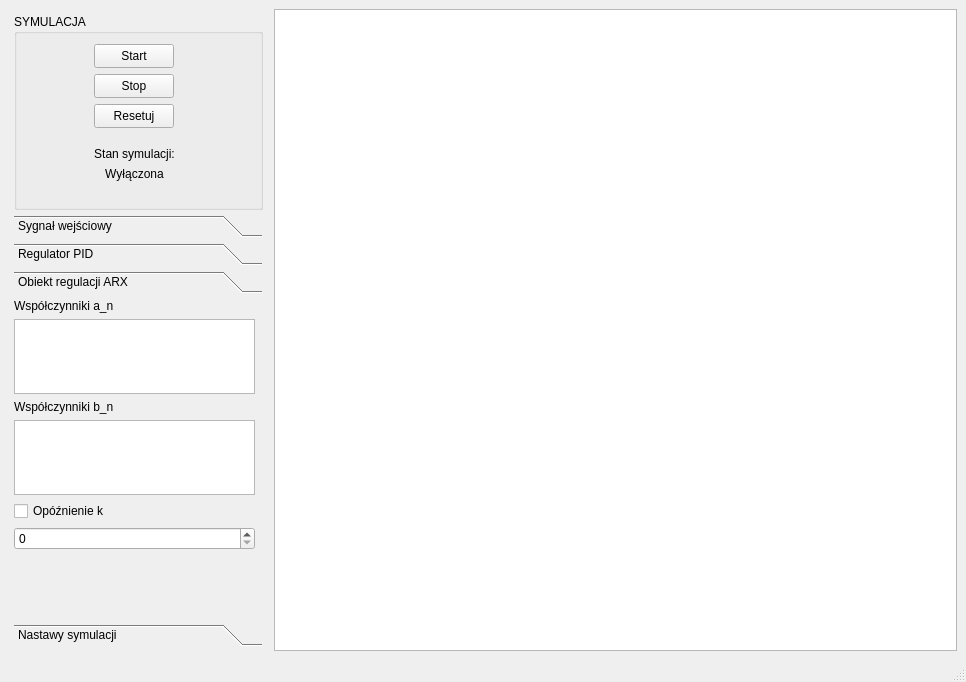
Before: the Qt Designer form pk-project/mainwindow.ui in MateuszRym/pk-project, drawn with Qt 5.
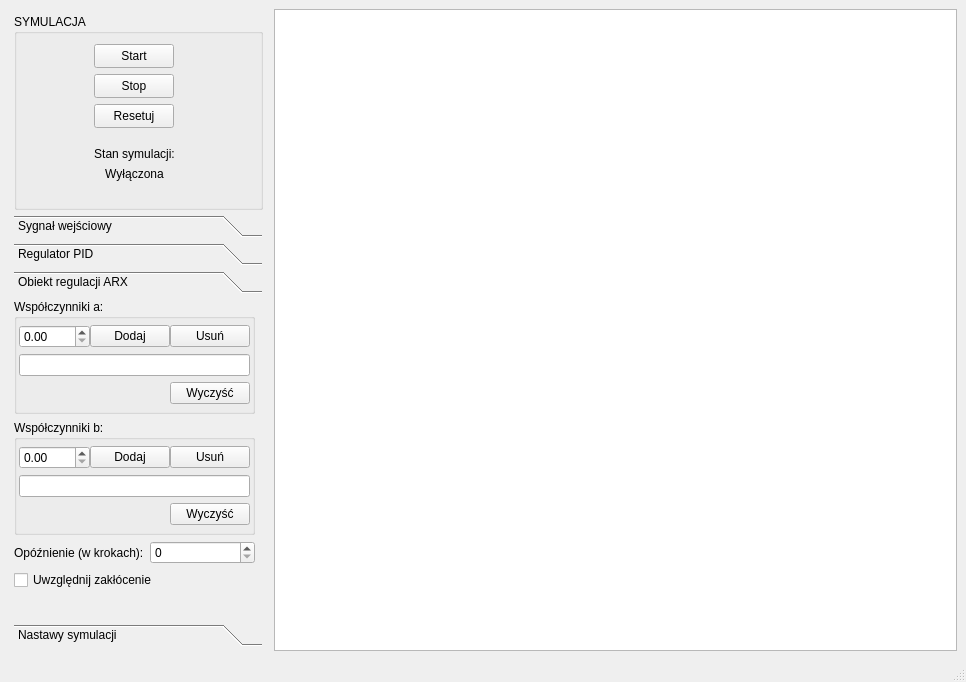
After: the same form once the commit is applied. The open tabs and pages were chosen to show the change.

Patch:
```diff
--- a/pk-project/mainwindow.ui
+++ b/pk-project/mainwindow.ui
@@ -194,7 +194,7 @@
            <item>
             <layout class="QVBoxLayout" name="verticalLayout_2" stretch="3,4,3">
              <item>
-              <widget class="QGroupBox" name="groupBox_3">
+              <widget class="QGroupBox" name="groupBoxSkok">
                <property name="title">
                 <string>Sygnał jednostkowy</string>
                </property>
@@ -361,7 +361,7 @@
               </widget>
              </item>
              <item>
-              <widget class="QGroupBox" name="groupBox_4">
+              <widget class="QGroupBox" name="groupBoxSin">
                <property name="title">
                 <string>Sygnał sinusoidalny</string>
                </property>
@@ -502,50 +502,7 @@
             </layout>
            </item>
            <item>
-            <layout class="QHBoxLayout" name="horizontalLayout_3">
-             <item>
-              <widget class="QLabel" name="label_2">
-               <property name="text">
-                <string>Całkująca</string>
-               </property>
-              </widget>
-             </item>
-             <item>
-              <widget class="QSpinBox" name="spinBox_2">
-               <property name="maximum">
-                <number>100</number>
-               </property>
-              </widget>
-             </item>
-            </layout>
-           </item>
-           <item>
-            <widget class="QPushButton" name="pushButton">
-             <property name="text">
-              <string>Zresetuj pamięć</string>
-             </property>
-            </widget>
-           </item>
-           <item>
-            <layout class="QHBoxLayout" name="horizontalLayout_4">
-             <item>
-              <widget class="QLabel" name="label">
-               <property name="text">
-                <string>Proporcjonalna</string>
-               </property>
-              </widget>
-             </item>
-             <item>
-              <widget class="QSpinBox" name="spinBox_3">
-               <property name="maximum">
-                <number>100</number>
-               </property>
-              </widget>
-             </item>
-            </layout>
-           </item>
-           <item>
-            <widget class="QPushButton" name="pushButton_2">
+            <widget class="QPushButton" name="btnResetI">
              <property name="text">
               <string>Zresetuj pamięć</string>
              </property>
@@ -572,40 +529,200 @@
             <x>0</x>
             <y>0</y>
             <width>241</width>
-            <height>251</height>
+            <height>291</height>
            </rect>
           </property>
-          <layout class="QVBoxLayout" name="verticalLayout_7" stretch="0,1,0,1,0,0">
+          <layout class="QVBoxLayout" name="verticalLayout_7">
+           <property name="spacing">
+            <number>6</number>
+           </property>
            <item>
-            <widget class="QLabel" name="label_12">
-             <property name="text">
-              <string>Współczynniki a_n</string>
+            <widget class="QGroupBox" name="groupBox_3">
+             <property name="sizePolicy">
+              <sizepolicy hsizetype="Preferred" vsizetype="Expanding">
+               <horstretch>0</horstretch>
+               <verstretch>0</verstretch>
+              </sizepolicy>
              </property>
+             <property name="title">
+              <string>Współczynniki a:</string>
+             </property>
+             <widget class="QWidget" name="verticalLayoutWidget_6">
+              <property name="geometry">
+               <rect>
+                <x>0</x>
+                <y>20</y>
+                <width>241</width>
+                <height>91</height>
+               </rect>
+              </property>
+              <layout class="QVBoxLayout" name="verticalLayout_10">
+               <property name="spacing">
+                <number>0</number>
+               </property>
+               <property name="leftMargin">
+                <number>5</number>
+               </property>
+               <property name="rightMargin">
+                <number>5</number>
+               </property>
+               <item>
+                <layout class="QHBoxLayout" name="horizontalLayout_15">
+                 <item>
+                  <widget class="QDoubleSpinBox" name="doubleSpinBoxARX_A"/>
+                 </item>
+                 <item>
+                  <widget class="QPushButton" name="btnARXAdd_A">
+                   <property name="text">
+                    <string>Dodaj</string>
+                   </property>
+                  </widget>
+                 </item>
+                 <item>
+                  <widget class="QPushButton" name="btnARXRemove_A">
+                   <property name="text">
+                    <string>Usuń</string>
+                   </property>
+                  </widget>
+                 </item>
+                </layout>
+               </item>
+               <item>
+                <widget class="QLineEdit" name="lineEditARXView_A">
+                 <property name="readOnly">
+                  <bool>true</bool>
+                 </property>
+                </widget>
+               </item>
+               <item>
+                <layout class="QHBoxLayout" name="horizontalLayout_16" stretch="4,2">
+                 <property name="spacing">
+                  <number>0</number>
+                 </property>
+                 <item>
+                  <widget class="QLabel" name="labelARXInfo_A">
+                   <property name="text">
+                    <string/>
+                   </property>
+                  </widget>
+                 </item>
+                 <item>
+                  <widget class="QPushButton" name="pushButton">
+                   <property name="text">
+                    <string>Wyczyść</string>
+                   </property>
+                  </widget>
+                 </item>
+                </layout>
+               </item>
+              </layout>
+             </widget>
             </widget>
            </item>
            <item>
-            <widget class="QPlainTextEdit" name="plainTextEdit"/>
-           </item>
-           <item>
-            <widget class="QLabel" name="label_13">
-             <property name="text">
-              <string>Współczynniki b_n</string>
+            <widget class="QGroupBox" name="groupBox_4">
+             <property name="sizePolicy">
+              <sizepolicy hsizetype="Preferred" vsizetype="Expanding">
+               <horstretch>0</horstretch>
+               <verstretch>0</verstretch>
+              </sizepolicy>
              </property>
+             <property name="title">
+              <string>Współczynniki b:</string>
+             </property>
+             <widget class="QWidget" name="verticalLayoutWidget_7">
+              <property name="geometry">
+               <rect>
+                <x>0</x>
+                <y>20</y>
+                <width>241</width>
+                <height>91</height>
+               </rect>
+              </property>
+              <layout class="QVBoxLayout" name="verticalLayout_11">
+               <property name="spacing">
+                <number>0</number>
+               </property>
+               <property name="leftMargin">
+                <number>5</number>
+               </property>
+               <property name="rightMargin">
+                <number>5</number>
+               </property>
+               <item>
+                <layout class="QHBoxLayout" name="horizontalLayout_18">
+                 <item>
+                  <widget class="QDoubleSpinBox" name="doubleSpinBoxARX_B"/>
+                 </item>
+                 <item>
+                  <widget class="QPushButton" name="btnARXAdd_B">
+                   <property name="text">
+                    <string>Dodaj</string>
+                   </property>
+                  </widget>
+                 </item>
+                 <item>
+                  <widget class="QPushButton" name="btnARXRemove_B">
+                   <property name="text">
+                    <string>Usuń</string>
+                   </property>
+                  </widget>
+                 </item>
+                </layout>
+               </item>
+               <item>
+                <widget class="QLineEdit" name="lineEditARXView_B">
+                 <property name="readOnly">
+                  <bool>true</bool>
+                 </property>
+                </widget>
+               </item>
+               <item>
+                <layout class="QHBoxLayout" name="horizontalLayout_19" stretch="4,2">
+                 <property name="spacing">
+                  <number>0</number>
+                 </property>
+                 <item>
+                  <widget class="QLabel" name="labelARXInfo_A_2">
+                   <property name="text">
+                    <string/>
+                   </property>
+                  </widget>
+                 </item>
+                 <item>
+                  <widget class="QPushButton" name="pushButton_2">
+                   <property name="text">
+                    <string>Wyczyść</string>
+                   </property>
+                  </widget>
+                 </item>
+                </layout>
+               </item>
+              </layout>
+             </widget>
             </widget>
            </item>
            <item>
-            <widget class="QTextEdit" name="textEdit"/>
+            <layout class="QHBoxLayout" name="horizontalLayout_14">
+             <item>
+              <widget class="QLabel" name="label_16">
+               <property name="text">
+                <string>Opóźnienie (w krokach):</string>
+               </property>
+              </widget>
+             </item>
+             <item>
+              <widget class="QSpinBox" name="spinBox_5"/>
+             </item>
+            </layout>
            </item>
            <item>
             <widget class="QCheckBox" name="checkBox">
              <property name="text">
-              <string>Opóźnienie k</string>
+              <string>Uwzględnij zakłócenie</string>
              </property>
             </widget>
            </item>
-           <item>
-            <widget class="QSpinBox" name="spinBox_5"/>
-           </item>
           </layout>
          </widget>
         </widget>
```
Left out of the diff: 119 changed lines with no effect on the pictures.
